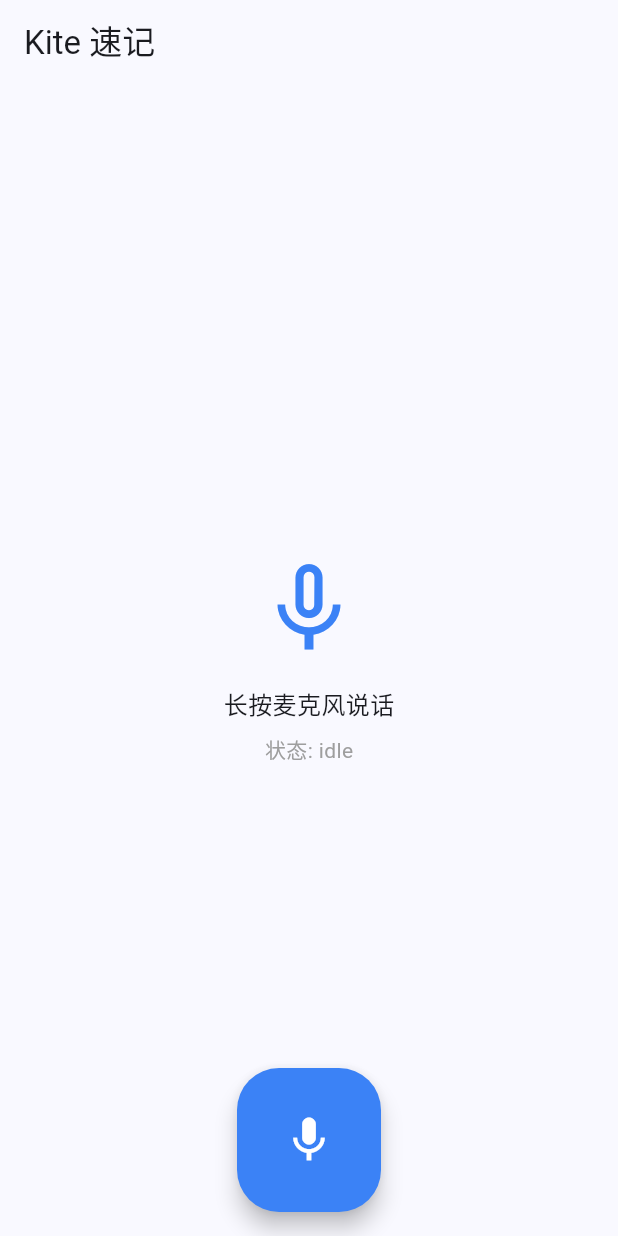
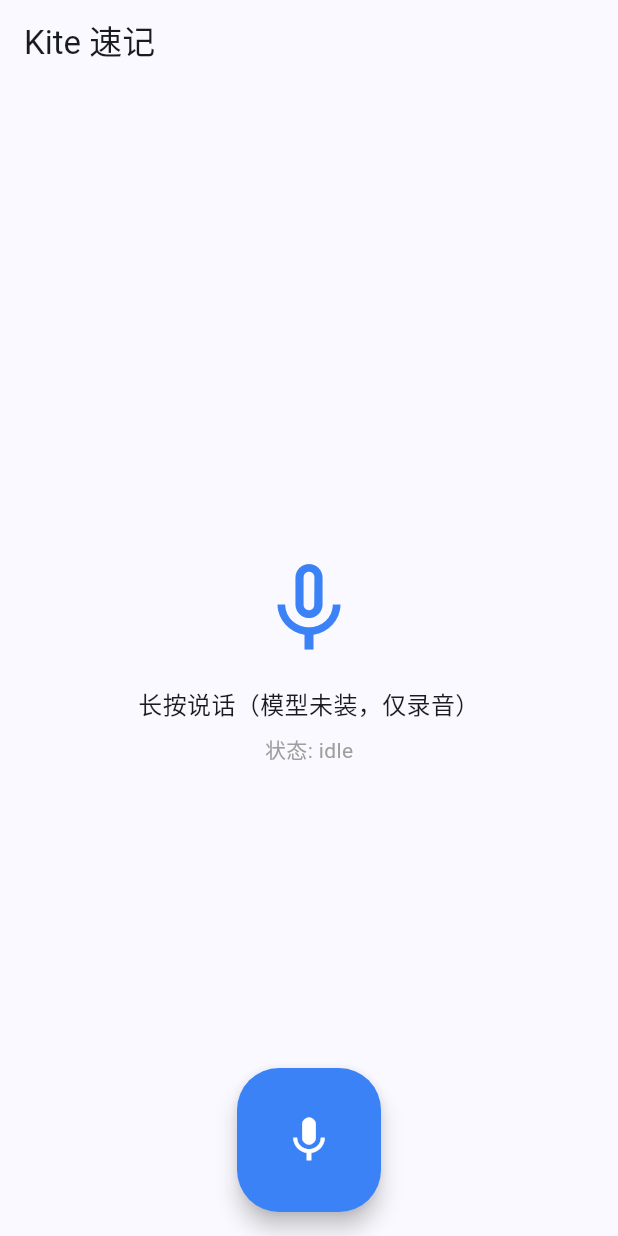
Before and after one commit to weiping/kite, a Flutter app: the screen it shows after launch, on a phone screen of 412 x 824 dp. Run offline on Flutter 3.47's test engine with Material 3 defaults, Android fonts, the phone set to English and light mode, and no system bars; missing offline and left inert: analyzer, custom_lint_builder, record, sherpa_onnx.

Commit message:
feat(whisper): 端侧转写就绪（sherpa_onnx + wav 录音 + 模型脚本）
- lib/capture/whisper_transcriber.dart: sherpa OfflineRecognizer 封装(whisper-small,
  readWave→stream→acceptWaveform→decode→getResult)
- audio_recorder 改录 wav(16k mono PCM16, sherpa 要求)
- main.dart 接转写: 模型就绪则录完→transcribe→文本; 未装则仅录音(降级)
- scripts/download-whisper-model.sh: 下 sherpa-onnx-whisper-small(200MB, 不入库)
- sherpa_onnx 1.13.4(含 macOS/iOS/Android 平台包)
- flutter analyze 0 error(API 校准: OfflineRecognizerConfig(model:) + 位置构造)

真跑需: 下模型→放 app Documents/whisper-small→flutter run -d macos 长按录音

```diff
--- a/apps/mobile/lib/main.dart
+++ b/apps/mobile/lib/main.dart
@@ -1,7 +1,11 @@
+import 'dart:io';
+
 import 'package:flutter/material.dart';
+import 'package:path_provider/path_provider.dart';
 
 import 'capture/audio_recorder.dart';
 import 'capture/voice_entry.dart';
+import 'capture/whisper_transcriber.dart';
 
 void main() => runApp(const KiteApp());
 
@@ -25,18 +29,42 @@ class VoiceScreen extends StatefulWidget {
 class _VoiceScreenState extends State<VoiceScreen> {
   final VoiceEntry _entry = VoiceEntry();
   final VoiceRecorder _recorder = VoiceRecorder();
-  String _status = '长按麦克风说话';
+  final WhisperTranscriber _transcriber = WhisperTranscriber();
+  String _status = '初始化…';
+
+  @override
+  void initState() {
+    super.initState();
+    _maybeInitModel();
+  }
+
+  Future<void> _maybeInitModel() async {
+    final dir = await getApplicationDocumentsDirectory();
+    final modelDir = '${dir.path}/whisper-small';
+    if (await File('$modelDir/encoder.int8.onnx').exists()) {
+      _transcriber.init(modelDir);
+      if (mounted) setState(() => _status = '模型就绪，长按麦克风说话');
+    } else {
+      if (mounted) setState(() => _status = '长按说话（模型未装，仅录音）');
+    }
+  }
 
   Future<void> _onStart() async {
     _entry.onStart();
     await _recorder.start();
-    if (mounted) setState(() => _status = '录音中…松手提交，点按钮取消');
+    if (mounted) setState(() => _status = '录音中…松手提交');
   }
 
   Future<void> _onSubmit() async {
     final path = await _recorder.stop();
     _entry.onSubmit();
-    if (mounted) setState(() => _status = path == null ? '未录到' : '已录: $path');
+    String? text;
+    if (path != null && _transcriber.isReady) {
+      text = _transcriber.transcribe(path);
+    }
+    if (mounted) {
+      setState(() => _status = text == null ? '已录: $path' : '转写: $text');
+    }
   }
 
   void _onCancel() {
@@ -51,14 +79,17 @@ class _VoiceScreenState extends State<VoiceScreen> {
     return Scaffold(
       appBar: AppBar(title: const Text('Kite 速记')),
       body: Center(
+        child: Padding(
+          padding: const EdgeInsets.all(24),
           child: Column(mainAxisSize: MainAxisSize.min, children: [
             Icon(recording ? Icons.mic : Icons.mic_none, size: 72,
                 color: recording ? const Color(0xFFEF4444) : const Color(0xFF3B82F6)),
             const SizedBox(height: 16),
-          Text(_status, style: const TextStyle(fontSize: 16)),
+            Text(_status, textAlign: TextAlign.center, style: const TextStyle(fontSize: 16)),
             const SizedBox(height: 8),
             Text('状态: ${_entry.state.name}', style: const TextStyle(color: Colors.grey)),
           ]),
+        ),
       ),
       floatingActionButtonLocation: FloatingActionButtonLocation.centerFloat,
       floatingActionButton: GestureDetector(
--- a/apps/mobile/pubspec.yaml
+++ b/apps/mobile/pubspec.yaml
@@ -12,3 +12,4 @@ dev_dependencies:
 dependencies:
   path_provider: ^2.1.6
   record: ^7.1.1
+  sherpa_onnx: ^1.13.4
```
Also changed, not shown: apps/mobile/lib/capture/audio_recorder.dart (+10 -2 lines), apps/mobile/lib/capture/whisper_transcriber.dart (added, +43 -0 lines), apps/mobile/pubspec.lock, 2 other files. Lines whose indentation alone changed are shown as unchanged.
